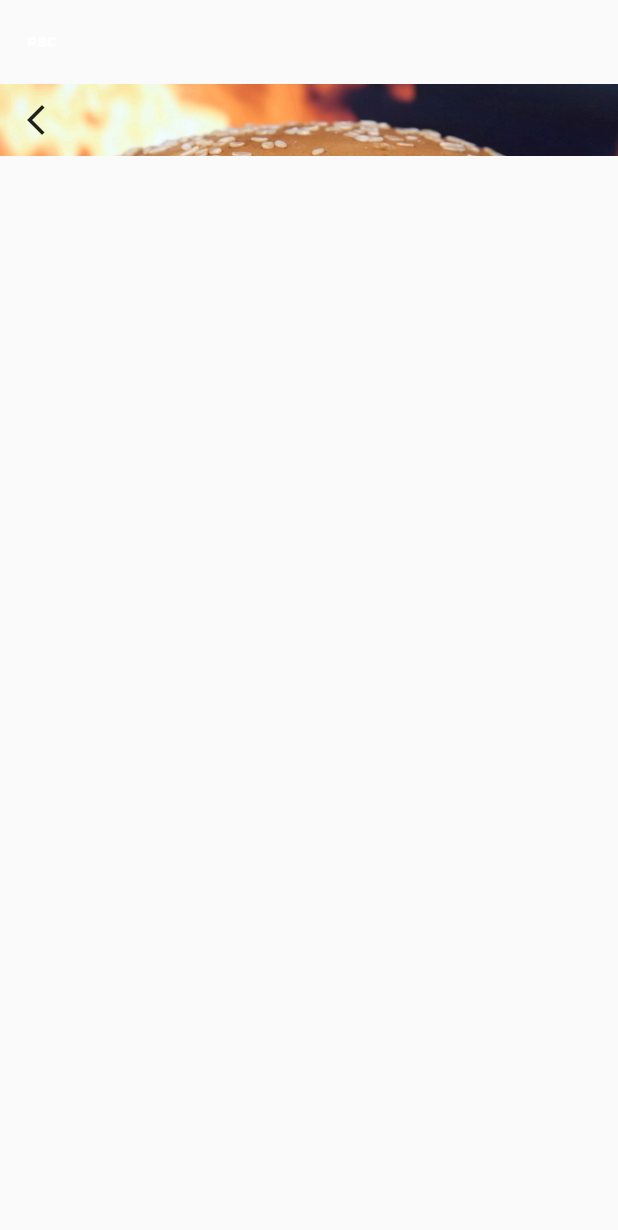
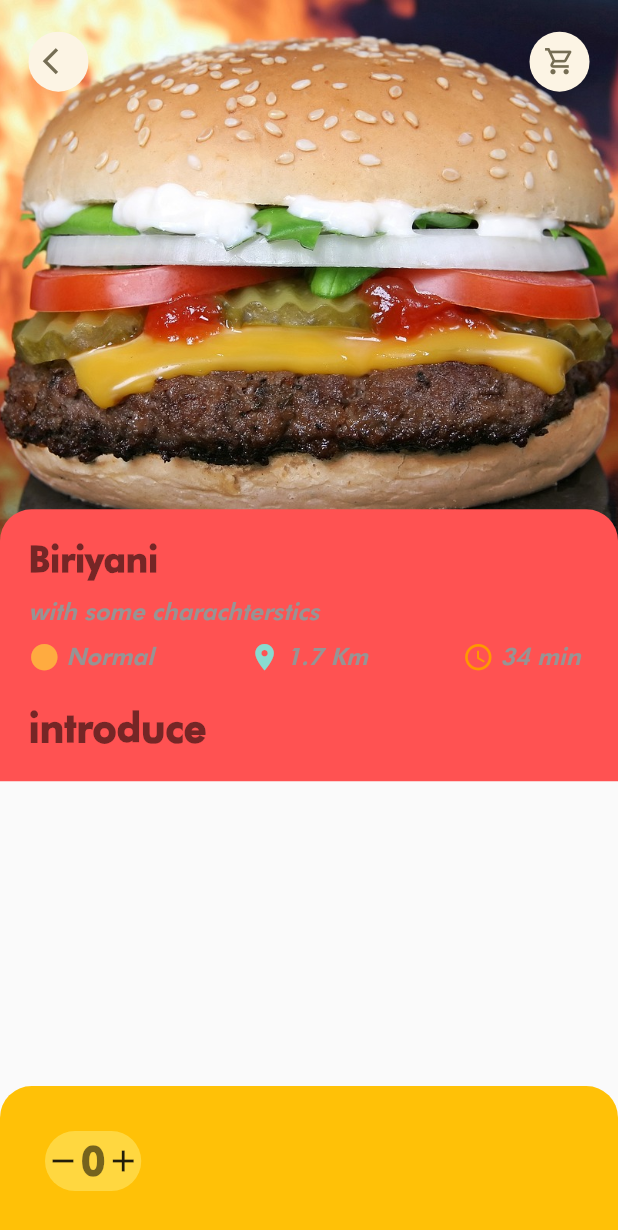
Before and after one commit to hadibp/food-delivery-app, a Flutter app: the PopularFoodDetail screen opened directly, on a phone screen of 412 x 824 dp. Shown: the top 1230 px of the screen. Run offline on Flutter 3.47's test engine with Material 2 defaults, Android fonts, the phone set to English and light mode, and no system bars; our stand-ins replace dots_indicator, get.

Commit message:
secound page

```diff
--- a/lib/main.dart
+++ b/lib/main.dart
@@ -14,7 +14,7 @@ class MyApp extends StatelessWidget {
   Widget build(BuildContext context) {
     return const  GetMaterialApp(
       debugShowCheckedModeBanner: false,
-      home: PopularFoodDetail(),
+      home: Home(),
     );
   }
 }
--- /dev/null
+++ b/lib/ui/componants/widgets/appcolumn.dart
@@ -0,0 +1,60 @@
+
+
+import 'package:flutter/material.dart';
+import 'package:food_delivery/ui/componants/constants/constants.dart';
+import 'package:food_delivery/ui/componants/constants/diamention.dart';
+import 'package:food_delivery/ui/componants/widgets/bigtext.dart';
+import 'package:food_delivery/ui/componants/widgets/reusable_Icon_and_text.dart';
+import 'package:food_delivery/ui/componants/widgets/smalltext.dart';
+
+class AppColumn extends StatelessWidget {
+  final String bigtext;
+  final double bigtextsize;
+  final double smalltextsize;
+
+  const AppColumn({
+    Key? key, required this.bigtext,  this.bigtextsize = 24.0,this.smalltextsize = 16.0
+  }) : super(key: key);
+
+  @override
+  Widget build(BuildContext context) {
+    return Column(
+      mainAxisAlignment: MainAxisAlignment.spaceBetween,
+      crossAxisAlignment: CrossAxisAlignment.start,
+      children: [
+         BigText(
+          text: bigtext,
+          size: bigtextsize,
+          textOverflow: TextOverflow.ellipsis,
+        ),
+        SizedBox(
+          height: Diamentions.height10,
+        ),
+        const SmallText(text: 'with some charachterstics'),
+        SizedBox(
+          height: Diamentions.height10,
+        ),
+        Row(
+          mainAxisAlignment: MainAxisAlignment.spaceBetween,
+          children:  [
+            IconAndTextW(
+                text: 'Normal',
+                icon: Icons.circle_sharp,
+                textsize: smalltextsize,
+                iconColor: Colors.orangeAccent),
+            IconAndTextW(
+                icon: Icons.location_on,
+                text: '1.7 Km',
+                textsize: smalltextsize,
+                iconColor: Colorpalatte.maincolor),
+            IconAndTextW(
+                icon: Icons.access_time_rounded,
+                text: '34 min',
+                textsize: smalltextsize,
+                iconColor: Colors.orange)
+          ],
+        ),
+      ],
+    );
+  }
+}
--- /dev/null
+++ b/lib/ui/componants/widgets/appicon.dart
@@ -0,0 +1,38 @@
+
+import 'package:flutter/material.dart';
+import 'package:food_delivery/ui/componants/constants/diamention.dart';
+
+class AppIcon extends StatelessWidget {
+  final IconData icon;
+  final Color bgcolor;
+  final Color iconcolor;
+  final double size;
+  final VoidCallback onPressed;
+
+  const AppIcon({
+    Key? key,
+    required this.icon,
+    this.bgcolor = const Color(0xFFfcf4e4),
+    this.iconcolor = const Color(0xFF756d54),
+    this.size = 40.0,
+    required this.onPressed,
+  }) : super(key: key);
+
+  @override
+  Widget build(BuildContext context) {
+    return Container(
+      width: size,
+      height: size,
+      decoration: BoxDecoration(
+          borderRadius: BorderRadius.circular(size / 2), color: bgcolor),
+      child: IconButton(
+        onPressed: onPressed,
+        icon: Icon(
+          icon,
+          color: iconcolor,
+          size: Diamentions.iconSize,
+        ),
+      ),
+    );
+  }
+}
--- a/lib/ui/screens/home/homepagebody.dart
+++ b/lib/ui/screens/home/homepagebody.dart
@@ -2,6 +2,7 @@ import 'package:dots_indicator/dots_indicator.dart';
 import 'package:flutter/material.dart';
 import 'package:food_delivery/ui/componants/constants/constants.dart';
 import 'package:food_delivery/ui/componants/constants/diamention.dart';
+import 'package:food_delivery/ui/componants/widgets/appcolumn.dart';
 import 'package:food_delivery/ui/componants/widgets/bigtext.dart';
 import 'package:food_delivery/ui/componants/widgets/reusable_Icon_and_text.dart';
 import 'package:food_delivery/ui/componants/widgets/smalltext.dart';
@@ -119,45 +120,8 @@ class _HomePageBodyState extends State<HomePageBody> {
                   SizedBox(
                     width: Diamentions.height10,
                   ),
-                  Expanded(
-                    child: Column(
-                      mainAxisAlignment: MainAxisAlignment.spaceAround,
-                      crossAxisAlignment: CrossAxisAlignment.start,
-                      children: [
-                        const BigText(
-                          text: 'Nutretios fruit dfg ghj hjk',
-                          size: 20.0,
-                          textOverflow: TextOverflow.ellipsis,
-                        ),
-                        SizedBox(
-                          height: Diamentions.height10,
-                        ),
-                        const SmallText(text: 'with some charachterstics'),
-                        SizedBox(
-                          height: Diamentions.height10,
-                        ),
-                        Row(
-                          // mainAxisAlignment: MainAxisAlignment.spaceEvenly,
-                          children: const [
-                            IconAndTextW(
-                                text: 'Normal',
-                                icon: Icons.circle_sharp,
-                                textsize: 12.0,
-                                iconColor: Colors.orangeAccent),
-                            IconAndTextW(
-                                icon: Icons.location_on,
-                                text: '1.7 Km',
-                                textsize: 12.0,
-                                iconColor: Colorpalatte.maincolor),
-                            IconAndTextW(
-                                icon: Icons.access_time_rounded,
-                                text: '34 min',
-                                textsize: 12.0,
-                                iconColor: Colors.orange)
-                          ],
-                        ),
-                      ],
-                    ),
+                 const Expanded(
+                    child: AppColumn(bigtext: 'nutella orange baby',),
                   )
                 ],
               ),
--- a/lib/ui/screens/popular_foodpage/popular_food_page.dart
+++ b/lib/ui/screens/popular_foodpage/popular_food_page.dart
@@ -1,7 +1,8 @@
 import 'package:flutter/material.dart';
-import 'package:flutter/src/widgets/container.dart';
-import 'package:flutter/src/widgets/framework.dart';
 import 'package:food_delivery/ui/componants/constants/diamention.dart';
+import 'package:food_delivery/ui/componants/widgets/appcolumn.dart';
+import 'package:food_delivery/ui/componants/widgets/appicon.dart';
+import 'package:food_delivery/ui/componants/widgets/bigtext.dart';
 
 class PopularFoodDetail extends StatelessWidget {
   const PopularFoodDetail({super.key});
@@ -10,14 +11,13 @@ class PopularFoodDetail extends StatelessWidget {
   Widget build(BuildContext context) {
     return SafeArea(
       child: Scaffold(
-        appBar: AppBar(
-          leading: Icon(Icons.abc_rounded),
-          elevation: 0.0,
-          backgroundColor: Colors.transparent,
-          centerTitle: true,
-        ),
+        // appBar: AppBar(
+        //   leading: Icon(Icons.abc_rounded),
+        //   elevation: 0.0,
+        //   backgroundColor: Colors.transparent,
+        //   centerTitle: true,
+        // ),
         body: Stack(children: [
-
           Positioned(
               left: 0,
               right: 0,
@@ -27,20 +27,87 @@ class PopularFoodDetail extends StatelessWidget {
                 decoration: const BoxDecoration(
                   color: Colors.amber,
                   image: DecorationImage(
+                    fit: BoxFit.cover,
                     image: AssetImage(
                       'assets/images/secound_page/img4.jpg',
                     ),
-                      fit: BoxFit.cover,
                   ),
                 ),
               )),
-          Positioned(child: Row(
+          Positioned(
+              left: Diamentions.width18,
+              right: Diamentions.width18,
+              top: Diamentions.height20,
+              child: Row(
+                mainAxisAlignment: MainAxisAlignment.spaceBetween,
                 children: [
-              IconButton(onPressed: (){}, icon: Icon(Icons.arrow_back_ios_new_outlined))
+                  AppIcon(
+                    icon: Icons.arrow_back_ios,
+                    onPressed: (() {}),
+                  ),
+                  AppIcon(
+                    icon: Icons.shopping_cart_outlined,
+                    onPressed: (() {}),
+                  ),
                 ],
               )),
+          Positioned(
+            left: 0,
+            right: 0,
+            top: Diamentions.foodpageImageheight - 30,
+            child: Container(
+              padding: EdgeInsets.all(Diamentions.width18),
+              decoration: BoxDecoration(
+                  borderRadius: BorderRadius.only(
+                      topLeft: Radius.circular(Diamentions.radious20),
+                      topRight: Radius.circular(Diamentions.radious20)),
+                  color: Colors.redAccent),
+              child: Column(
+                crossAxisAlignment: CrossAxisAlignment.start,
+                children: [
+                  const AppColumn(
+                    bigtext: "Biriyani",
+                  ),
+                  SizedBox(
+                    height: Diamentions.height20,
+                  ),
+                  const BigText(text: "introduce")
+                ],
+              ),
+            ),
+          ),
+        ]),
+        bottomNavigationBar: Container(
+          padding: EdgeInsets.all(30.0),
+          height: 100.0,
+          decoration: BoxDecoration(
+            borderRadius: BorderRadius.only(
+                topLeft: Radius.circular(Diamentions.radious20),
+                topRight: Radius.circular(Diamentions.radious20)),
+          color: Colors.amber,
+          ),
+          child:Row(
+            children: [
+              Container(
+                height: 700.0,
 
-        ]),
+                decoration: BoxDecoration(
+                  color: Colors.amberAccent,
+                  borderRadius: BorderRadius.all(
+               Radius.circular(Diamentions.radious20*2)
+                ),),
+                child: Row(
+                  children: [
+                    Icon(Icons.remove),
+                    BigText(text: '0'),
+                    Icon(Icons.add),
+
+                  ],
+                ),
+              )
+            ],
+          )
+        ),
       ),
     );
   }
```
Also changed, not shown: lib/ui/componants/constants/diamention.dart (+11 -11 lines). Lines whose indentation alone changed are shown as unchanged.
